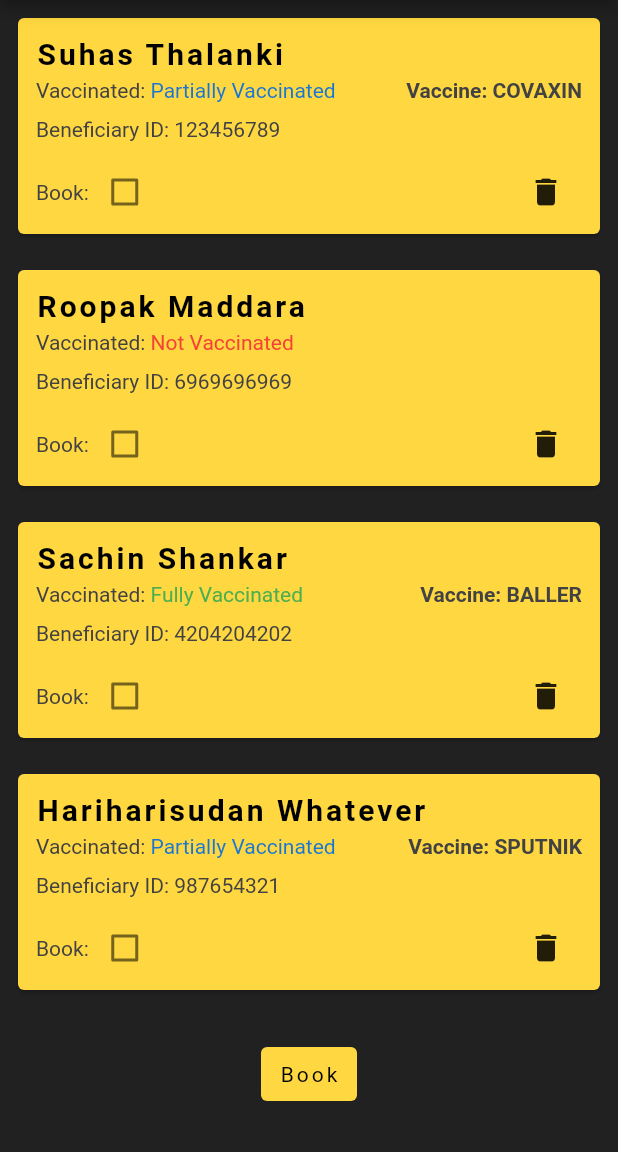
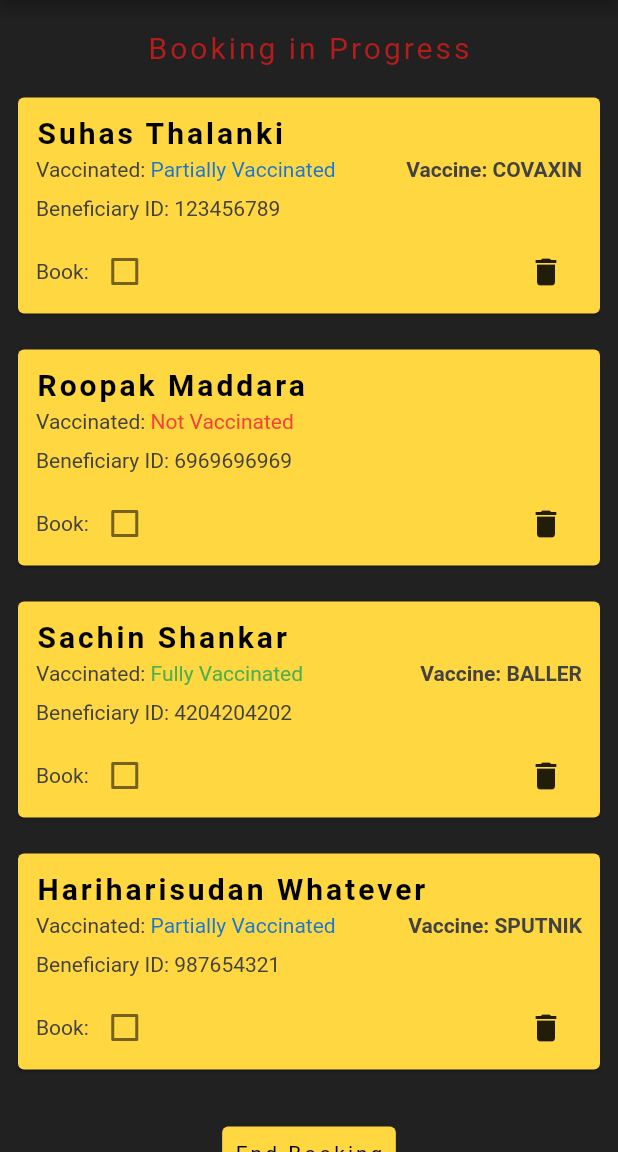
Before and after one commit to thesuhas/vax_app, a Flutter app: the Home screen opened by its route, after a tap on "Book", on a phone screen of 412 x 824 dp, the part 84-1236 px from its top. Run offline on Flutter 3.47's test engine with Material 2 defaults, Android fonts, the phone set to English and light mode, and no system bars; our stand-ins replace location, shared_preferences; missing offline and left inert: telephony; accounts and stored records are empty.

Commit message:
added status to show whether booking is going on

```diff
--- a/lib/pages/home.dart
+++ b/lib/pages/home.dart
@@ -3,6 +3,10 @@ import 'package:vax_app/widgets/bencard.dart';
 import 'package:shared_preferences/shared_preferences.dart';
 
 class Home extends StatefulWidget {
+
+  bool? _booking;
+  String? _button = "Book";
+
   @override
   _HomeState createState() => _HomeState();
 }
@@ -16,6 +20,48 @@ class _HomeState extends State<Home> {
   void _redirect() async {
     SharedPreferences prefs = await SharedPreferences.getInstance();
     prefs.setBool('redirect', true);
+  }
+
+  void _checkBooking() async {
+    SharedPreferences prefs = await SharedPreferences.getInstance();
+    widget._booking = prefs.getBool('booking');
+    if (widget._booking == null || widget._booking == false) {
+      widget._booking = false;
+    }
+    else if (widget._booking == true) {
+      setState(() {
+        widget._button = "Booking";
+      });
+    }
+  }
+
+  void _startBooking() async {
+    SharedPreferences prefs = await SharedPreferences.getInstance();
+    prefs.setBool('booking', true);
+    setState(() {
+      widget._booking = true;
+    });
+  }
+
+  void _endBooking() async {
+    SharedPreferences prefs = await SharedPreferences.getInstance();
+    prefs.setBool('booking', false);
+    setState(() {
+      widget._booking = false;
+    });
+  }
+
+  bool _checkBool(bool? test) {
+    if (test == null || test == false) {
+      return false;
+    }
+    return true;
+  }
+
+  @override
+  void initState() {
+    super.initState();
+    _checkBooking();
   }
 
   @override
@@ -99,6 +145,21 @@ class _HomeState extends State<Home> {
       body: Container(
         child: ListView(
           children: <Widget>[
+            Center(
+              child: Container(
+                padding: EdgeInsets.fromLTRB(10, !_checkBool(widget._booking) ? 0 : 20, 10, 10),
+                child: !_checkBool(widget._booking)  ?
+                    SizedBox(height: 0, width: 0,):
+                Text(
+                  "Booking in Progress",
+                  style: TextStyle(
+                    color: Colors.red[900],
+                    fontSize: 20,
+                    letterSpacing: 2,
+                  ),
+                ),
+              ),
+            ),
             BenCard(name: "Suhas Thalanki", benID: "123456789", vaccineStatus: "Partially Vaccinated", vaccine: "COVAXIN",),
             BenCard(name: "Roopak Maddara", benID: "6969696969", vaccineStatus: "Not Vaccinated",),
             BenCard(name: "Sachin Shankar", benID: "4204204202", vaccineStatus: "Fully Vaccinated", vaccine: "BALLER",),
@@ -106,13 +167,33 @@ class _HomeState extends State<Home> {
             SizedBox(height: 20,),
             Container(
               margin: EdgeInsets.fromLTRB(0, 0, 0, 20),
-              width: 50,
+              width: !_checkBool(widget._booking) ? 50 : 100,
               child: Center(
-                child: TextButton(
-                  onPressed: () {},
+                child: !_checkBool(widget._booking) ? TextButton(
+                  onPressed: () {
+                    if (!_checkBool(widget._booking)) {
+                      _startBooking();
+                    }
+                  },
                   child: Text(
                     "Book"
                     ),
+                  style: TextButton.styleFrom(
+                    backgroundColor: Colors.amberAccent[200],
+                    primary: Colors.black,
+                    textStyle: TextStyle(
+                      letterSpacing: 2,
+                    ),
+                  ),
+                ) : TextButton(
+                  onPressed: () {
+                    if (_checkBool(widget._booking)) {
+                      _endBooking();
+                    }
+                  },
+                  child: Text(
+                      "End Booking"
+                  ),
                   style: TextButton.styleFrom(
                     backgroundColor: Colors.amberAccent[200],
                     primary: Colors.black,
```
